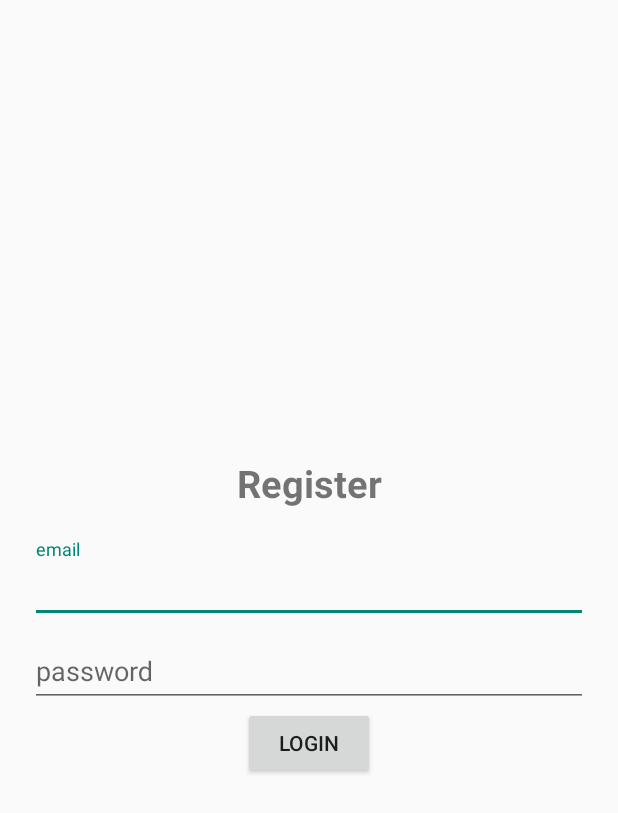
After one commit to Josue-Echeverria/ProyectoAP, an Android app: the layout registerpage.xml on its own in the app's theme, with its tools: preview values and no code run, on a phone screen of 412 x 824 dp. The commit adds this screen. Shown: the top 813 px of the screen. Run offline under Robolectric (Android 15) with nearby library versions, the phone set to English and light mode, and no system bars.

Commit message:
Login sin conectar

```diff
--- /dev/null
+++ b/HappyBirthday/app/src/main/java/com/example/happybirthday/login.java
@@ -0,0 +1,4 @@
+package com.example.happybirthday;
+
+public class login {
+}
--- /dev/null
+++ b/HappyBirthday/app/src/main/res/layout/registerpage.xml
@@ -0,0 +1,44 @@
+<?xml version="1.0" encoding="utf-8"?>
+<LinearLayout xmlns:android="http://schemas.android.com/apk/res/android"
+    xmlns:app="http://schemas.android.com/apk/res-auto"
+    xmlns:tools="http://schemas.android.com/tools"
+    android:layout_width="match_parent"
+    android:orientation="vertical"
+    android:gravity="center"
+    android:layout_height="match_parent"
+    android:padding="20dp">
+    <TextView
+        android:text="Register"
+        android:textSize="25sp"
+        android:textStyle="bold"
+        android:gravity="center"
+        android:layout_width="match_parent"
+        android:layout_height="wrap_content"
+        android:layout_marginBottom="20sp"/>
+    <com.google.android.material.textfield.TextInputLayout
+        android:layout_width="match_parent"
+        android:layout_height="wrap_content">
+        <com.google.android.material.textfield.TextInputEditText
+            android:id="@+id/email"
+            android:hint="@string/email"
+            android:layout_width="match_parent"
+            android:layout_height="wrap_content"/>
+    </com.google.android.material.textfield.TextInputLayout>
+
+    <com.google.android.material.textfield.TextInputLayout
+        android:layout_width="match_parent"
+        android:layout_height="wrap_content">
+        <com.google.android.material.textfield.TextInputEditText
+            android:id="@+id/password"
+            android:hint="@string/password"
+            android:layout_width="match_parent"
+            android:layout_height="wrap_content"/>
+    </com.google.android.material.textfield.TextInputLayout>
+    <Button
+        android:id="@+id/btn_login"
+        android:text="@string/login"
+        android:layout_width="wrap_content"
+        android:layout_height="wrap_content"/>
+
+
+</LinearLayout>
--- a/HappyBirthday/app/src/main/res/values/strings.xml
+++ b/HappyBirthday/app/src/main/res/values/strings.xml
@@ -1,3 +1,9 @@
 <resources>
     <string name="app_name" parent="Theme.AppCompat.Light.NoActionBar"></string>
+    <string name="app_name">Happy Birthday</string>
+    <string name="login">Login</string>
+    <string name="email">email</string>
+    <string name="password">password</string>
+    <string name="nombre_de_usuario">Nombre de usuario</string>
+    <string name="contrase_a">Contraseña</string>
 </resources>
```
Also changed, not shown: HappyBirthday/app/src/main/res/layout/loginpage.xml (added, +44 -0 lines).
